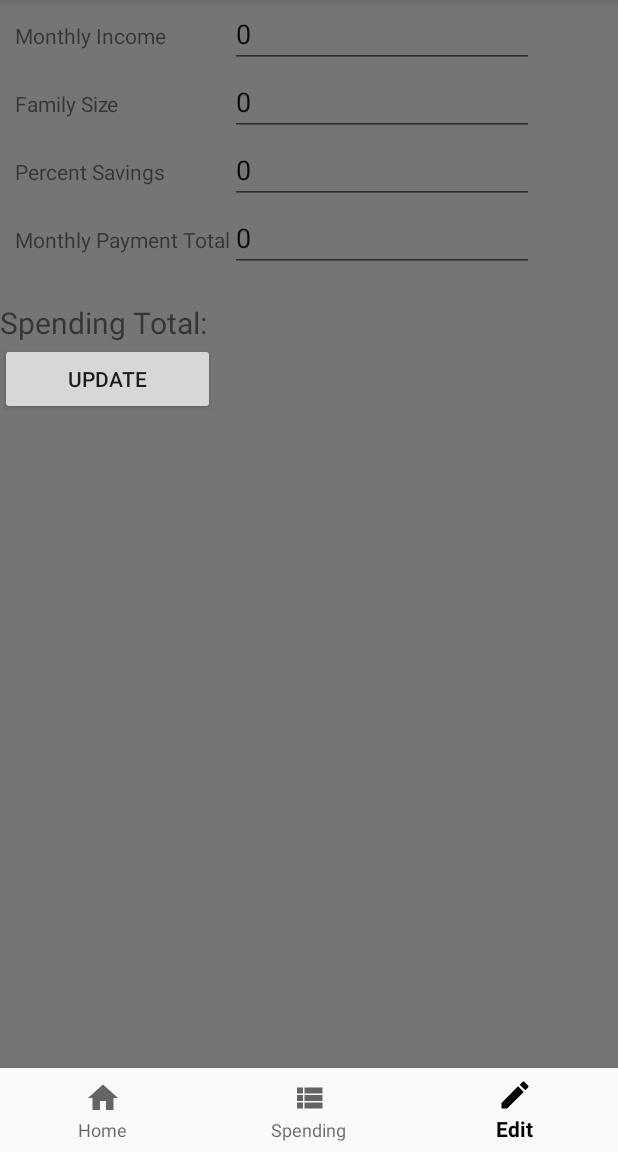
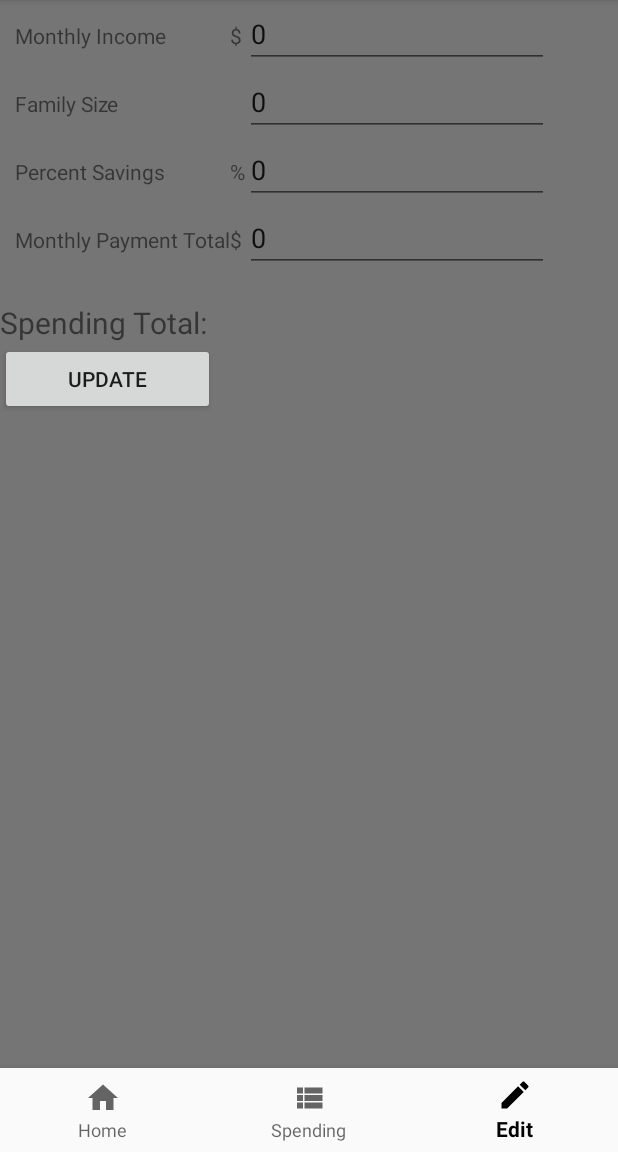
Before and after one commit to JakeBat/check_yourself, an Android app: the screen it shows after launch (MainActivity), item 3 of the bottom bar chosen, on a phone screen of 412 x 824 dp, the part 84-1236 px from its top. Run offline under Robolectric (Android 15) with nearby library versions, the phone set to English and light mode, and no system bars; our stand-ins replace Room's generated code; libraries missing offline, so code that uses them is left out: android.arch.persistence, com.facebook.stetho, com.jjoe64.graphview; 21 statements that could not run were skipped.

Commit message:
Added database documentation and changed column names to match format

```diff
--- a/app/build.gradle
+++ b/app/build.gradle
@@ -10,6 +10,11 @@ android {
         versionCode 1
         versionName "1.0"
         testInstrumentationRunner "android.support.test.runner.AndroidJUnitRunner"
+        javaCompileOptions {
+            annotationProcessorOptions {
+                arguments = ["room.schemaLocation" : "$projectDir/schemas".toString()]
+            }
+        }
     }
     buildTypes {
         release {
--- a/app/src/main/java/edu/cnm/deepdive/checkyourself/UniDatabase.java
+++ b/app/src/main/java/edu/cnm/deepdive/checkyourself/UniDatabase.java
@@ -17,7 +17,7 @@ import edu.cnm.deepdive.checkyourself.models.Record;
 import java.util.concurrent.Executors;
 
 
-@Database(entities = {Category.class, Budget.class, Record.class}, version = 2)
+@Database(entities = {Category.class, Budget.class, Record.class}, version = 1, exportSchema = true)
 public abstract class UniDatabase extends RoomDatabase {
 
   private static UniDatabase INSTANCE;
--- a/app/src/main/java/edu/cnm/deepdive/checkyourself/models/Budget.java
+++ b/app/src/main/java/edu/cnm/deepdive/checkyourself/models/Budget.java
@@ -13,13 +13,13 @@ public class Budget {
   @ColumnInfo(name = "income")
   private double income;
 
-  @ColumnInfo(name = "familySize")
+  @ColumnInfo(name = "family_size")
   private int familySize;
 
-  @ColumnInfo(name = "percentSavings")
-  private double percentSavings;
+  @ColumnInfo(name = "percent_savings")
+  private int percentSavings;
 
-  @ColumnInfo(name = "monthlyPayments")
+  @ColumnInfo(name = "monthly_payments")
   private double monthlyPayments;
 
   public long getId() {
@@ -46,11 +46,11 @@ public class Budget {
     this.familySize = familySize;
   }
 
-  public double getPercentSavings() {
+  public int getPercentSavings() {
     return percentSavings;
   }
 
-  public void setPercentSavings(double percentSavings) {
+  public void setPercentSavings(int percentSavings) {
     this.percentSavings = percentSavings;
   }
 
--- a/app/src/main/res/layout/fragment_input.xml
+++ b/app/src/main/res/layout/fragment_input.xml
@@ -24,6 +24,11 @@
           android:layout_width="wrap_content"
           android:layout_height="wrap_content"/>
 
+        <TextView
+          android:layout_width="wrap_content"
+          android:layout_height="wrap_content"
+          android:text="$"/>
+
         <EditText
           android:id="@+id/income_edit"
           android:inputType="numberDecimal"
@@ -42,6 +47,11 @@
           android:text="Family Size"
           android:layout_width="wrap_content"
           android:layout_height="wrap_content"/>
+
+        <TextView
+          android:layout_width="wrap_content"
+          android:layout_height="wrap_content"
+          android:text=""/>
 
         <EditText
           android:id="@+id/family_edit"
@@ -62,6 +72,11 @@
           android:layout_width="wrap_content"
           android:layout_height="wrap_content"/>
 
+        <TextView
+          android:layout_width="wrap_content"
+          android:layout_height="wrap_content"
+          android:text="%"/>
+
         <EditText
           android:id="@+id/savings_edit"
           android:inputType="number"
@@ -80,6 +95,11 @@
           android:text="Monthly Payment Total"
           android:layout_width="wrap_content"
           android:layout_height="wrap_content"/>
+
+        <TextView
+          android:layout_width="wrap_content"
+          android:layout_height="wrap_content"
+          android:text="$"/>
 
         <EditText
           android:id="@+id/monthly_edit"
```
Also changed, not shown: app/src/main/java/edu/cnm/deepdive/checkyourself/InputFragment.java (+37 -4 lines).
